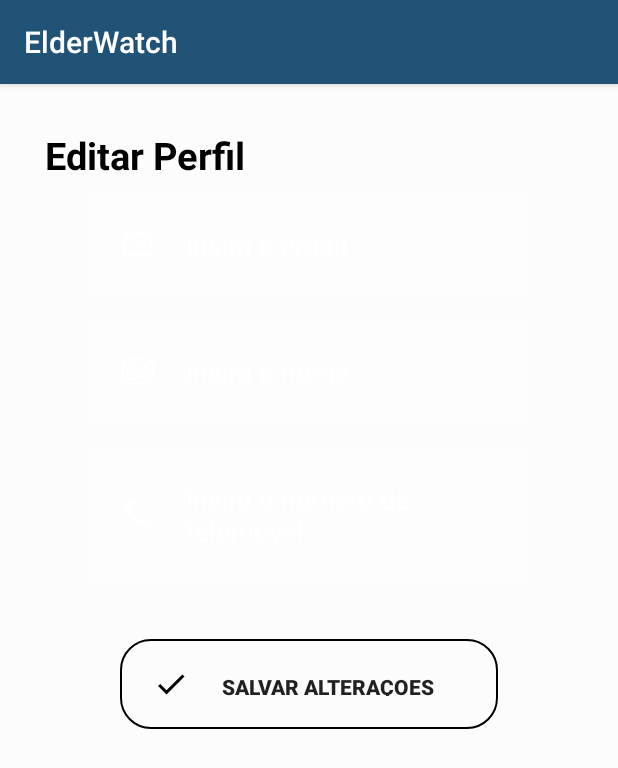
After one commit to GVarelaa/ProjetoSA, an Android app: the fragment EditProfileFragment shown on its own in the app's theme, on a phone screen of 412 x 824 dp. The commit adds this screen. Shown: the top 768 px of the screen. Run offline under Robolectric (Android 15) with nearby library versions, the phone set to English and light mode, and no system bars; 1 statement that could not run was skipped.

Commit message:
db integration on settings page

```diff
--- /dev/null
+++ b/app/src/main/java/com/example/elderwatch/ui/settings/EditProfileFragment.kt
@@ -0,0 +1,47 @@
+package com.example.elderwatch.ui.settings
+
+import android.os.Bundle
+import androidx.fragment.app.Fragment
+import android.view.LayoutInflater
+import android.view.View
+import android.view.ViewGroup
+import android.widget.EditText
+import android.widget.Toast
+import com.example.elderwatch.R
+
+class EditProfileFragment : Fragment() {
+
+    companion object {
+        fun newInstance() = EditProfileFragment()
+    }
+
+    private lateinit var viewModel: EditProfileViewModel
+
+    override fun onCreateView(
+        inflater: LayoutInflater,
+        container: ViewGroup?,
+        savedInstanceState: Bundle?
+    ): View? {
+        val view = inflater.inflate(R.layout.fragment_edit_profile, container, false)
+
+        val emailEditText = view.findViewById<EditText>(R.id.email)
+        val nameEditText = view.findViewById<EditText>(R.id.name)
+        val phoneEditText = view.findViewById<EditText>(R.id.phone)
+
+        viewModel.userProfile.observe(viewLifecycleOwner) { data ->
+            data["error"]?.let { error ->
+                Toast.makeText(context, error, Toast.LENGTH_LONG).show()
+            } ?: run {
+                emailEditText.setText(data["email"])
+                nameEditText.setText(data["name"])
+                phoneEditText.setText(data["phone"])
+            }
+        }
+
+        // Make the email field non-editable
+        emailEditText.isEnabled = false
+
+        return view
+    }
+
+}
--- /dev/null
+++ b/app/src/main/res/drawable/ic_check.xml
@@ -0,0 +1,5 @@
+<vector android:height="24dp" android:tint="#000000"
+    android:viewportHeight="24" android:viewportWidth="24"
+    android:width="24dp" xmlns:android="http://schemas.android.com/apk/res/android">
+    <path android:fillColor="@android:color/white" android:pathData="M9,16.17L4.83,12l-1.42,1.41L9,19 21,7l-1.41,-1.41z"/>
+</vector>
--- /dev/null
+++ b/app/src/main/res/layout/fragment_edit_profile.xml
@@ -0,0 +1,88 @@
+<?xml version="1.0" encoding="utf-8"?>
+<ScrollView
+    xmlns:android="http://schemas.android.com/apk/res/android"
+    xmlns:app="http://schemas.android.com/apk/res-auto"
+    android:layout_width="match_parent"
+    android:layout_height="match_parent"
+    android:background="@color/contentBodyColor">
+
+    <LinearLayout
+        android:id="@+id/contacts_layout"
+        android:layout_width="match_parent"
+        android:layout_height="wrap_content"
+        android:orientation="vertical"
+        android:padding="30dp">
+
+        <TextView
+            style="@style/viewParent.headerText"
+            android:text="Editar Perfil" />
+
+        <EditText
+            android:id="@+id/email"
+            android:layout_width="match_parent"
+            android:layout_height="wrap_content"
+            android:layout_marginStart="30dp"
+            android:layout_marginTop="10dp"
+            android:layout_marginEnd="30dp"
+            android:layout_marginBottom="10dp"
+            android:background="#30ffffff"
+            android:drawableLeft="@drawable/ic_email"
+            android:drawablePadding="20dp"
+            android:ems="10"
+            android:hint="Insira o email"
+            android:padding="20dp"
+            android:textColor="@color/white"
+            android:textColorHint="@color/white" />
+
+        <EditText
+            android:id="@+id/name"
+            android:layout_width="match_parent"
+            android:layout_height="wrap_content"
+            android:layout_marginStart="30dp"
+            android:layout_marginTop="10dp"
+            android:layout_marginEnd="30dp"
+            android:layout_marginBottom="10dp"
+            android:background="#30ffffff"
+            android:drawableLeft="@drawable/ic_name"
+            android:drawablePadding="20dp"
+            android:ems="10"
+            android:hint="Insira o nome"
+            android:padding="20dp"
+            android:textColor="@color/white"
+            android:textColorHint="@color/white" />
+
+        <EditText
+            android:id="@+id/phone"
+            android:layout_width="match_parent"
+            android:layout_height="wrap_content"
+            android:layout_marginStart="30dp"
+            android:layout_marginTop="10dp"
+            android:layout_marginEnd="30dp"
+            android:layout_marginBottom="10dp"
+            android:background="#30ffffff"
+            android:drawableLeft="@drawable/ic_phone"
+            android:drawablePadding="20dp"
+            android:ems="10"
+            android:hint="Insira o numero de telemovel"
+            android:padding="20dp"
+            android:textColor="@color/white"
+            android:textColorHint="@color/white" />
+
+        <Button
+            android:id="@+id/guardarbtn"
+            android:background="@drawable/outlined_dark_button"
+            android:layout_width="match_parent"
+            android:layout_height="60dp"
+            android:layout_centerHorizontal="true"
+            android:layout_marginTop="30dp"
+            android:layout_marginStart="50dp"
+            android:layout_marginEnd="50dp"
+            android:drawableLeft="@drawable/ic_check"
+            android:padding="22dp"
+            android:textSize="14sp"
+            android:textStyle="bold"
+            android:text="Salvar Alteraçoes" />
+
+    </LinearLayout>
+
+</ScrollView>
```
Also changed, not shown: app/src/main/java/com/example/elderwatch/ui/settings/EditProfileViewModel.kt (added, +53 -0 lines), app/src/main/java/com/example/elderwatch/ui/settings/SettingsFragment.kt (+34 -2 lines), app/src/main/res/layout/fragment_settings.xml (+19 -30 lines), app/src/main/res/navigation/mobile_navigation.xml (+11 -0 lines).
